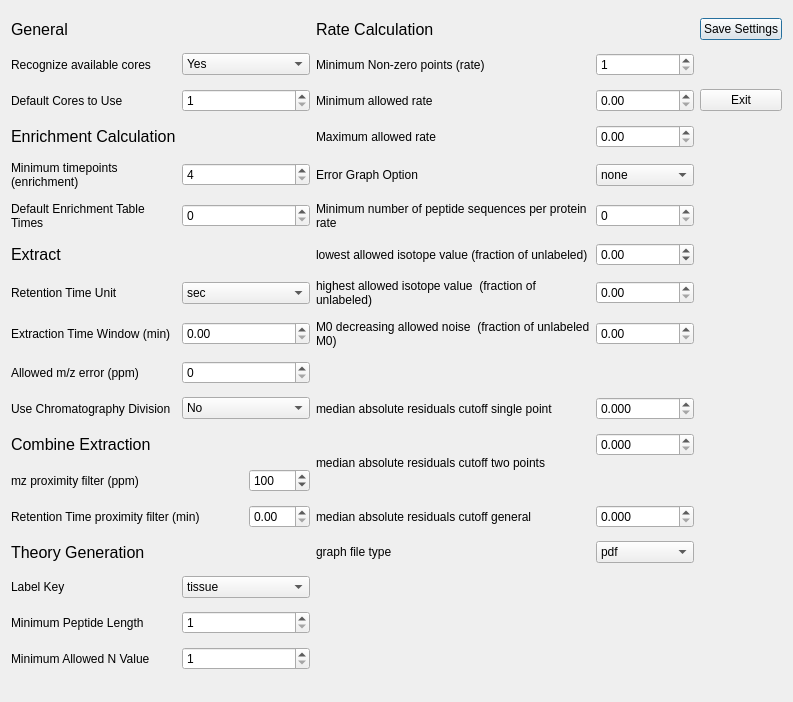
JC-Price/DeuteRater-H, file ui_files/Settings_Menu.ui: the form before one commit.
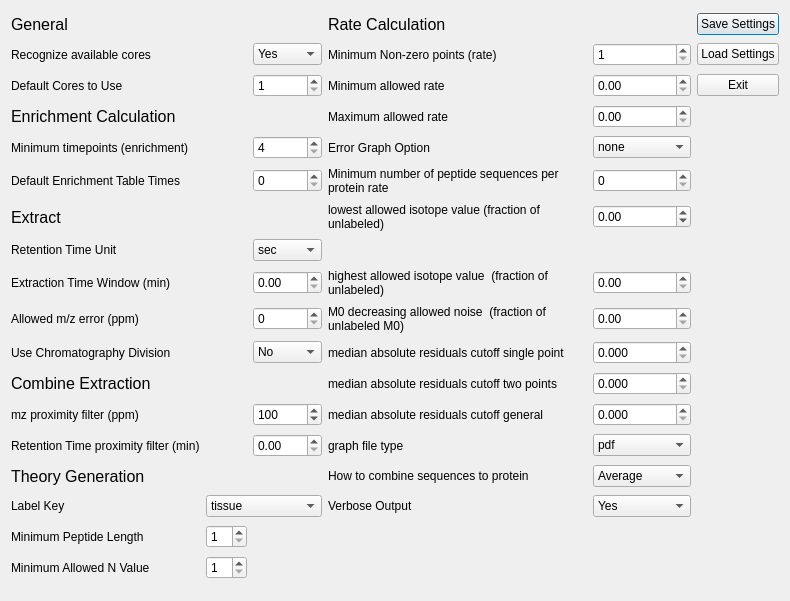
The form after the commit.

Commit message: added median roll up and verbose options

The edit to the form file:
```diff
--- a/ui_files/Settings_Menu.ui
+++ b/ui_files/Settings_Menu.ui
@@ -6,8 +6,8 @@
    <rect>
     <x>0</x>
     <y>0</y>
-    <width>793</width>
-    <height>702</height>
+    <width>790</width>
+    <height>601</height>
    </rect>
   </property>
   <property name="windowTitle">
@@ -26,7 +26,7 @@
      </property>
     </widget>
    </item>
-   <item row="0" column="3">
+   <item row="0" column="4">
     <widget class="QLabel" name="label_4">
      <property name="font">
       <font>
@@ -38,7 +38,7 @@
      </property>
     </widget>
    </item>
-   <item row="0" column="5">
+   <item row="0" column="6">
     <widget class="QPushButton" name="SaveButton">
      <property name="text">
       <string>Save Settings</string>
@@ -52,7 +52,7 @@
      </property>
     </widget>
    </item>
-   <item row="1" column="1" colspan="2">
+   <item row="1" column="2">
     <widget class="QComboBox" name="recognize_available_cores">
      <item>
       <property name="text">
@@ -66,7 +66,7 @@
      </item>
     </widget>
    </item>
-   <item row="1" column="3">
+   <item row="1" column="4">
     <widget class="QLabel" name="label_26">
      <property name="text">
       <string>Minimum Non-zero points (rate)</string>
@@ -76,13 +76,20 @@
      </property>
     </widget>
    </item>
-   <item row="1" column="4">
+   <item row="1" column="5">
     <widget class="QSpinBox" name="minimum_nonzero_points_rate">
      <property name="minimum">
       <number>1</number>
      </property>
     </widget>
    </item>
+   <item row="1" column="6">
+    <widget class="QPushButton" name="LoadButton">
+     <property name="text">
+      <string>Load Settings</string>
+     </property>
+    </widget>
+   </item>
    <item row="2" column="0">
     <widget class="QLabel" name="label_18">
      <property name="text">
@@ -90,7 +97,7 @@
      </property>
     </widget>
    </item>
-   <item row="2" column="1" colspan="2">
+   <item row="2" column="2">
     <widget class="QSpinBox" name="default_cores">
      <property name="minimum">
       <number>1</number>
@@ -100,7 +107,7 @@
      </property>
     </widget>
    </item>
-   <item row="2" column="3">
+   <item row="2" column="4">
     <widget class="QLabel" name="label_29">
      <property name="text">
       <string>Minimum allowed rate</string>
@@ -110,10 +117,10 @@
      </property>
     </widget>
    </item>
-   <item row="2" column="4">
-    <widget class="QDoubleSpinBox" name="min_allowed_rate"/>
-   </item>
    <item row="2" column="5">
+    <widget class="QDoubleSpinBox" name="min_allowed_rate"/>
+   </item>
+   <item row="2" column="6">
     <widget class="QPushButton" name="ExitButton">
      <property name="text">
       <string>Exit</string>
@@ -132,7 +139,7 @@
      </property>
     </widget>
    </item>
-   <item row="3" column="3">
+   <item row="3" column="4">
     <widget class="QLabel" name="label_30">
      <property name="text">
       <string>Maximum allowed rate</string>
@@ -142,10 +149,10 @@
      </property>
     </widget>
    </item>
-   <item row="3" column="4">
+   <item row="3" column="5">
     <widget class="QDoubleSpinBox" name="max_allowed_rate"/>
    </item>
-   <item row="4" column="0">
+   <item row="4" column="0" colspan="2">
     <widget class="QLabel" name="label_28">
      <property name="text">
       <string>Minimum timepoints (enrichment)</string>
@@ -155,14 +162,14 @@
      </property>
     </widget>
    </item>
-   <item row="4" column="1" colspan="2">
+   <item row="4" column="2">
     <widget class="QSpinBox" name="min_allowed_timepoints_enrichment">
      <property name="minimum">
       <number>4</number>
      </property>
     </widget>
    </item>
-   <item row="4" column="3">
+   <item row="4" column="4">
     <widget class="QLabel" name="label_40">
      <property name="text">
       <string>Error Graph Option</string>
@@ -172,7 +179,7 @@
      </property>
     </widget>
    </item>
-   <item row="4" column="4">
+   <item row="4" column="5">
     <widget class="QComboBox" name="error_graph_option">
      <item>
       <property name="text">
@@ -201,10 +208,10 @@
      </property>
     </widget>
    </item>
-   <item row="5" column="1" colspan="2">
+   <item row="5" column="2">
     <widget class="QSpinBox" name="starting_enrichment_table_timepoints"/>
    </item>
-   <item row="5" column="3">
+   <item row="5" column="4">
     <widget class="QLabel" name="label_32">
      <property name="text">
       <string>Minimum number of peptide sequences per protein rate</string>
@@ -214,7 +221,7 @@
      </property>
     </widget>
    </item>
-   <item row="5" column="4">
+   <item row="5" column="5">
     <widget class="QSpinBox" name="minimum_sequences_to_combine_for_protein_rate"/>
    </item>
    <item row="6" column="0">
@@ -229,7 +236,7 @@
      </property>
     </widget>
    </item>
-   <item row="6" column="3">
+   <item row="6" column="4">
     <widget class="QLabel" name="label_33">
      <property name="text">
       <string>lowest allowed isotope value (fraction of unlabeled)</string>
@@ -239,7 +246,7 @@
      </property>
     </widget>
    </item>
-   <item row="6" column="4">
+   <item row="6" column="5">
     <widget class="QDoubleSpinBox" name="lowest_allowed_norm_isotope">
      <property name="minimum">
       <double>-1.000000000000000</double>
@@ -259,7 +266,7 @@
      </property>
     </widget>
    </item>
-   <item row="7" column="1" colspan="2">
+   <item row="7" column="2">
     <widget class="QComboBox" name="rt_unit">
      <item>
       <property name="text">
@@ -273,29 +280,6 @@
      </item>
     </widget>
    </item>
-   <item row="7" column="3">
-    <widget class="QLabel" name="label_34">
-     <property name="text">
-      <string>highest allowed isotope value  (fraction of unlabeled)</string>
-     </property>
-     <property name="wordWrap">
-      <bool>true</bool>
-     </property>
-    </widget>
-   </item>
-   <item row="7" column="4">
-    <widget class="QDoubleSpinBox" name="highest_allowed_norm_isotope">
-     <property name="minimum">
-      <double>0.000000000000000</double>
-     </property>
-     <property name="maximum">
-      <double>2.000000000000000</double>
-     </property>
-     <property name="singleStep">
-      <double>0.010000000000000</double>
-     </property>
-    </widget>
-   </item>
    <item row="8" column="0">
     <widget class="QLabel" name="label_20">
      <property name="text">
@@ -303,26 +287,26 @@
      </property>
     </widget>
    </item>
-   <item row="8" column="1" colspan="2">
+   <item row="8" column="2">
     <widget class="QDoubleSpinBox" name="time_window"/>
    </item>
-   <item row="8" column="3">
-    <widget class="QLabel" name="label_35">
-     <property name="text">
-      <string>M0 decreasing allowed noise  (fraction of unlabeled M0)</string>
-     </property>
-     <property name="wordWrap">
-      <bool>true</bool>
-     </property>
-    </widget>
-   </item>
    <item row="8" column="4">
-    <widget class="QDoubleSpinBox" name="m0_decreasing_allowed_noise">
+    <widget class="QLabel" name="label_34">
+     <property name="text">
+      <string>highest allowed isotope value  (fraction of unlabeled)</string>
+     </property>
+     <property name="wordWrap">
+      <bool>true</bool>
+     </property>
+    </widget>
+   </item>
+   <item row="8" column="5">
+    <widget class="QDoubleSpinBox" name="highest_allowed_norm_isotope">
      <property name="minimum">
       <double>0.000000000000000</double>
      </property>
      <property name="maximum">
-      <double>0.500000000000000</double>
+      <double>2.000000000000000</double>
      </property>
      <property name="singleStep">
       <double>0.010000000000000</double>
@@ -336,13 +320,36 @@
      </property>
     </widget>
    </item>
-   <item row="9" column="1" colspan="2">
+   <item row="9" column="2">
     <widget class="QSpinBox" name="ppm_error">
      <property name="maximum">
       <number>100</number>
      </property>
     </widget>
    </item>
+   <item row="9" column="4">
+    <widget class="QLabel" name="label_35">
+     <property name="text">
+      <string>M0 decreasing allowed noise  (fraction of unlabeled M0)</string>
+     </property>
+     <property name="wordWrap">
+      <bool>true</bool>
+     </property>
+    </widget>
+   </item>
+   <item row="9" column="5">
+    <widget class="QDoubleSpinBox" name="m0_decreasing_allowed_noise">
+     <property name="minimum">
+      <double>0.000000000000000</double>
+     </property>
+     <property name="maximum">
+      <double>0.500000000000000</double>
+     </property>
+     <property name="singleStep">
+      <double>0.010000000000000</double>
+     </property>
+    </widget>
+   </item>
    <item row="10" column="0">
     <widget class="QLabel" name="label_22">
      <property name="acceptDrops">
@@ -359,7 +366,7 @@
      </property>
     </widget>
    </item>
-   <item row="10" column="1" colspan="2">
+   <item row="10" column="2">
     <widget class="QComboBox" name="use_chromatography_division">
      <item>
       <property name="text">
@@ -378,7 +385,7 @@
      </item>
     </widget>
    </item>
-   <item row="10" column="3">
+   <item row="10" column="4">
     <widget class="QLabel" name="label_36">
      <property name="text">
       <string>median absolute residuals cutoff single point</string>
@@ -388,7 +395,7 @@
      </property>
     </widget>
    </item>
-   <item row="10" column="4">
+   <item row="10" column="5">
     <widget class="QDoubleSpinBox" name="median_absolute_residuals_cutoff_value_single_point">
      <property name="decimals">
       <number>3</number>
@@ -397,6 +404,12 @@
    </item>
    <item row="11" column="0">
     <widget class="QLabel" name="label_10">
+     <property name="sizePolicy">
+      <sizepolicy hsizetype="Preferred" vsizetype="Minimum">
+       <horstretch>0</horstretch>
+       <verstretch>0</verstretch>
+      </sizepolicy>
+     </property>
      <property name="font">
       <font>
        <pointsize>12</pointsize>
@@ -407,7 +420,7 @@
      </property>
     </widget>
    </item>
-   <item row="11" column="3" rowspan="2">
+   <item row="11" column="4">
     <widget class="QLabel" name="label_38">
      <property name="text">
       <string>median absolute residuals cutoff two points</string>
@@ -417,7 +430,7 @@
      </property>
     </widget>
    </item>
-   <item row="11" column="4">
+   <item row="11" column="5">
     <widget class="QDoubleSpinBox" name="median_absolute_residuals_cutoff_value_two_points">
      <property name="decimals">
       <number>3</number>
@@ -431,33 +444,7 @@
      </property>
     </widget>
    </item>
-   <item row="12" column="2">
-    <widget class="QSpinBox" name="mz_prox_filter">
-     <property name="minimum">
-      <number>1</number>
-     </property>
-     <property name="maximum">
-      <number>1000</number>
-     </property>
-     <property name="singleStep">
-      <number>5</number>
-     </property>
-     <property name="value">
-      <number>100</number>
-     </property>
-    </widget>
-   </item>
-   <item row="13" column="0" colspan="2">
-    <widget class="QLabel" name="label_31">
-     <property name="text">
-      <string>Retention Time proximity filter (min)</string>
-     </property>
-    </widget>
-   </item>
-   <item row="13" column="2">
-    <widget class="QDoubleSpinBox" name="rt_prox_filter"/>
-   </item>
-   <item row="13" column="3">
+   <item row="12" column="4">
     <widget class="QLabel" name="label_39">
      <property name="text">
       <string>median absolute residuals cutoff general</string>
@@ -467,26 +454,21 @@
      </property>
     </widget>
    </item>
-   <item row="13" column="4">
+   <item row="12" column="5">
     <widget class="QDoubleSpinBox" name="median_absolute_residuals_cutoff_value_general">
      <property name="decimals">
       <number>3</number>
      </property>
     </widget>
    </item>
-   <item row="14" column="0">
-    <widget class="QLabel" name="label_7">
-     <property name="font">
-      <font>
-       <pointsize>12</pointsize>
-      </font>
-     </property>
+   <item row="13" column="0">
+    <widget class="QLabel" name="label_31">
      <property name="text">
-      <string>Theory Generation</string>
+      <string>Retention Time proximity filter (min)</string>
      </property>
     </widget>
    </item>
-   <item row="14" column="3">
+   <item row="13" column="4">
     <widget class="QLabel" name="label_41">
      <property name="text">
       <string>graph file type</string>
@@ -496,7 +478,7 @@
      </property>
     </widget>
    </item>
-   <item row="14" column="4">
+   <item row="13" column="5">
     <widget class="QComboBox" name="graph_file_type">
      <item>
       <property name="text">
@@ -515,6 +497,42 @@
      </item>
     </widget>
    </item>
+   <item row="14" column="0">
+    <widget class="QLabel" name="label_7">
+     <property name="font">
+      <font>
+       <pointsize>12</pointsize>
+      </font>
+     </property>
+     <property name="text">
+      <string>Theory Generation</string>
+     </property>
+    </widget>
+   </item>
+   <item row="14" column="4">
+    <widget class="QLabel" name="label_42">
+     <property name="text">
+      <string>How to combine sequences to protein</string>
+     </property>
+     <property name="wordWrap">
+      <bool>true</bool>
+     </property>
+    </widget>
+   </item>
+   <item row="14" column="5">
+    <widget class="QComboBox" name="protein_roll_up_type">
+     <item>
+      <property name="text">
+       <string>Average</string>
+      </property>
+     </item>
+     <item>
+      <property name="text">
+       <string>Median</string>
+      </property>
+     </item>
+    </widget>
+   </item>
    <item row="15" column="0">
     <widget class="QLabel" name="label_23">
      <property name="text">
@@ -536,6 +554,30 @@
      </item>
     </widget>
    </item>
+   <item row="15" column="4">
+    <widget class="QLabel" name="label_43">
+     <property name="text">
+      <string>Verbose Output</string>
+     </property>
+     <property name="wordWrap">
+      <bool>true</bool>
+     </property>
+    </widget>
+   </item>
+   <item row="15" column="5">
+    <widget class="QComboBox" name="verbose_output">
+     <item>
+      <property name="text">
+       <string>Yes</string>
+      </property>
+     </item>
+     <item>
+      <property name="text">
+       <string>No</string>
+      </property>
+     </item>
+    </widget>
+   </item>
    <item row="16" column="0">
     <widget class="QLabel" name="label_24">
      <property name="text">
@@ -543,7 +585,7 @@
      </property>
     </widget>
    </item>
-   <item row="16" column="1" colspan="2">
+   <item row="16" column="1">
     <widget class="QSpinBox" name="min_AA_length">
      <property name="minimum">
       <number>1</number>
@@ -560,7 +602,7 @@
      </property>
     </widget>
    </item>
-   <item row="17" column="1" colspan="2">
+   <item row="17" column="1">
     <widget class="QSpinBox" name="min_allowed_n_value">
      <property name="minimum">
       <number>1</number>
@@ -570,6 +612,25 @@
      </property>
     </widget>
    </item>
+   <item row="12" column="2">
+    <widget class="QSpinBox" name="mz_prox_filter">
+     <property name="minimum">
+      <number>1</number>
+     </property>
+     <property name="maximum">
+      <number>1000</number>
+     </property>
+     <property name="singleStep">
+      <number>5</number>
+     </property>
+     <property name="value">
+      <number>100</number>
+     </property>
+    </widget>
+   </item>
+   <item row="13" column="2">
+    <widget class="QDoubleSpinBox" name="rt_prox_filter"/>
+   </item>
   </layout>
  </widget>
  <resources/>
```
